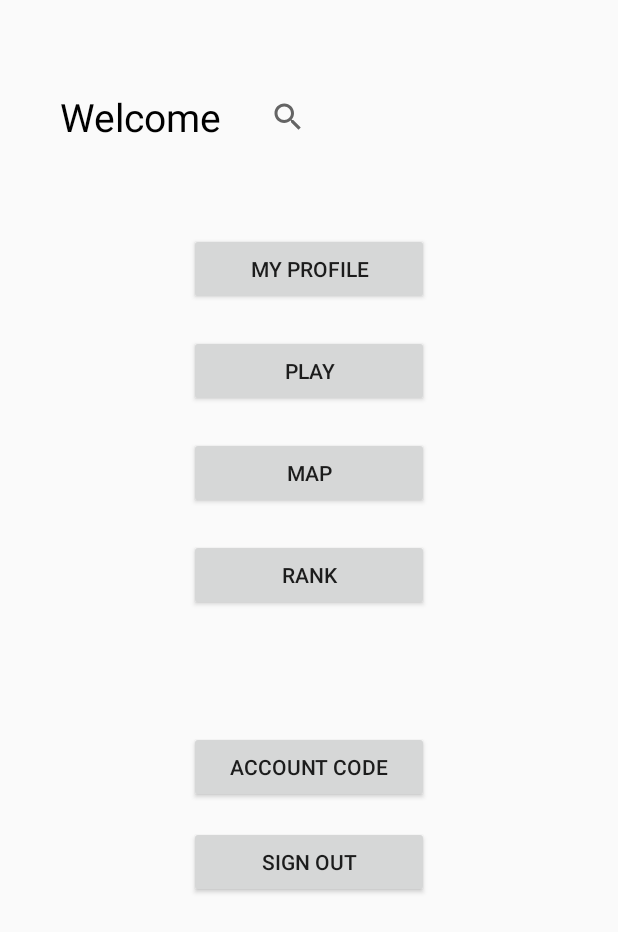
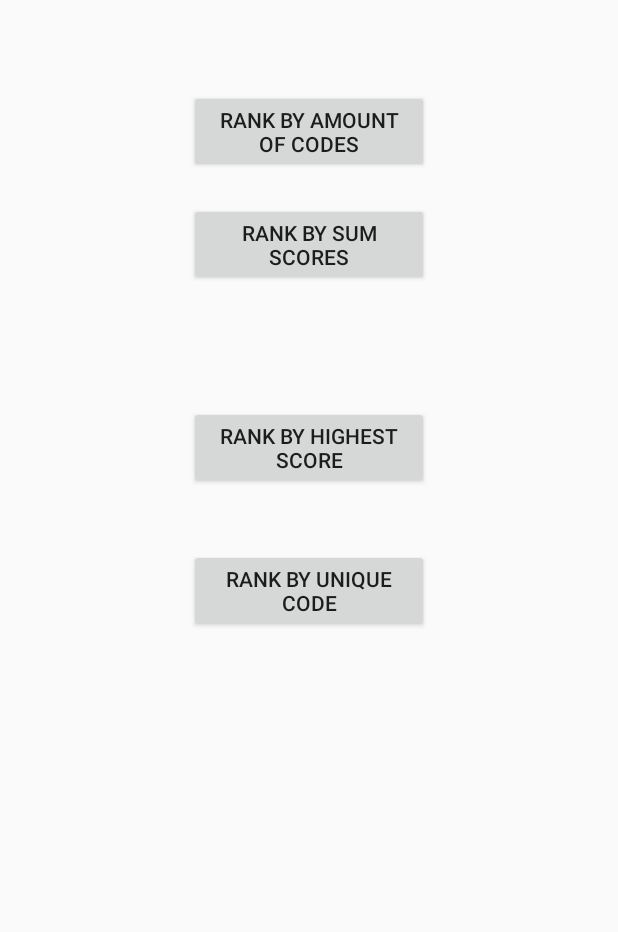
Before and after one commit to HuangeCui/QR, an Android app: the screen it shows after launch (MainActivity before the commit, RankActivity after it), after a tap on "RANK", on a phone screen of 412 x 824 dp. Shown: the top 932 px of the screen. Run offline under Robolectric (Android 15) with nearby library versions, the phone set to English and light mode, and no system bars; our stand-ins replace Firebase (no records; nobody signed in at launch, a user with empty details on screens opened directly); libraries missing offline, so code that uses them is left out: com.google.zxing.integration.

Commit message:
Add rank part

```diff
--- a/QRHunterScan/app/build.gradle
+++ b/QRHunterScan/app/build.gradle
@@ -1,5 +1,7 @@
 plugins {
     id 'com.android.application'
+    id 'com.google.gms.google-services'
+
 }
 
 android {
@@ -32,9 +34,10 @@ dependencies {
     implementation 'androidx.appcompat:appcompat:1.4.1'
     implementation 'com.google.android.material:material:1.5.0'
     implementation 'androidx.constraintlayout:constraintlayout:2.1.3'
+    implementation 'com.google.firebase:firebase-firestore:24.0.1'
     testImplementation 'junit:junit:4.+'
     androidTestImplementation 'androidx.test.ext:junit:1.1.3'
     androidTestImplementation 'androidx.test.espresso:espresso-core:3.4.0'
-
+    implementation 'com.android.support:multidex:1.0.3'
     implementation 'com.journeyapps:zxing-android-embedded:3.4.0'
 }
--- a/QRHunterScan/app/src/main/java/com/example/qrhunter/MainActivity.java
+++ b/QRHunterScan/app/src/main/java/com/example/qrhunter/MainActivity.java
@@ -27,10 +27,19 @@ public class MainActivity extends AppCompatActivity implements View.OnClickListe
         btnTmp.setOnClickListener(this);
         btnTmp = findViewById(R.id.btnMap);
         btnTmp.setOnClickListener(this);
-        btnTmp = findViewById(R.id.btnRank);
-        btnTmp.setOnClickListener(this);
         btnTmp = findViewById(R.id.btnProfile);
         btnTmp.setOnClickListener(this);
+
+        Button rank= findViewById(R.id.btnRank);
+        rank.setOnClickListener(new View.OnClickListener() {
+            @Override
+            public void onClick(View view) {
+                Intent rankActivity = new Intent(MainActivity.this, RankActivity.class);
+                startActivity(rankActivity);
+            }
+        });
+
+
     }
 
     @Override
@@ -43,6 +52,7 @@ public class MainActivity extends AppCompatActivity implements View.OnClickListe
                 break;
             default:
                 break;
+
         }
     }
 
--- /dev/null
+++ b/QRHunterScan/app/src/main/java/com/example/qrhunter/RankActivity.java
@@ -0,0 +1,124 @@
+package com.example.qrhunter;
+
+import androidx.annotation.Nullable;
+import androidx.appcompat.app.AppCompatActivity;
+
+import android.content.Intent;
+import android.os.Bundle;
+import android.util.Log;
+import android.view.View;
+import android.widget.Button;
+
+import com.google.firebase.firestore.CollectionReference;
+import com.google.firebase.firestore.EventListener;
+import com.google.firebase.firestore.FirebaseFirestore;
+import com.google.firebase.firestore.FirebaseFirestoreException;
+import com.google.firebase.firestore.QueryDocumentSnapshot;
+import com.google.firebase.firestore.QuerySnapshot;
+
+import java.util.ArrayList;
+
+public class RankActivity extends AppCompatActivity {
+    Button amount,highest,sum,unique;
+    Intent intent01,intent02,intent03,intent04;
+    private ArrayList<User> userDataList;
+   // FirebaseFirestore db;
+
+    @Override
+    protected void onCreate(Bundle savedInstanceState) {
+        super.onCreate(savedInstanceState);
+        setContentView(R.layout.activity_rank);
+
+        userDataList = new ArrayList<>();
+        //initData();
+
+
+
+
+        amount = findViewById(R.id.amount_rank_button);
+        amount.setOnClickListener(new View.OnClickListener() {
+            @Override
+            public void onClick(View view) {
+                intent01 = new Intent(RankActivity.this, RankAmount.class);
+                //final Bundle bundle = new Bundle();
+                //bundle.putSerializable("userDataList",userDataList);
+                //intent01.putExtras(bundle);
+                startActivity(intent01);
+
+            }
+        });
+
+        highest = findViewById(R.id.highest_rank_button);
+        highest.setOnClickListener(new View.OnClickListener() {
+            @Override
+            public void onClick(View view) {
+                intent02 = new Intent(RankActivity.this, RankHighest.class);
+                //final Bundle bundle = new Bundle();
+                //bundle.putSerializable("userDataList",userDataList);
+                //intent02.putExtras(bundle);
+                startActivity(intent02);
+            }
+        });
+
+
+        sum = findViewById(R.id.sum_rank_button);
+        sum.setOnClickListener(new View.OnClickListener() {
+            @Override
+            public void onClick(View view) {
+                intent03 = new Intent(RankActivity.this, RankSum.class);
+                //final Bundle bundle = new Bundle();
+               // bundle.putSerializable("userDataList",userDataList);
+                //intent03.putExtras(bundle);
+                startActivity(intent03);
+            }
+        });
+
+        unique = findViewById(R.id.unique_rank_button);
+        unique.setOnClickListener(new View.OnClickListener() {
+            @Override
+            public void onClick(View view) {
+                intent04 = new Intent(RankActivity.this, RankUnique.class);
+                //final Bundle bundle = new Bundle();
+               // bundle.putSerializable("userDataList",userDataList);
+                //intent04.putExtras(bundle);
+                startActivity(intent04);
+            }
+        });
+
+
+    }
+
+
+    /**public void initData() {
+        db = FirebaseFirestore.getInstance();
+        final CollectionReference collectionReference = db.collection("UserList");
+        collectionReference.addSnapshotListener(new EventListener<QuerySnapshot>() {
+            @Override
+            public void onEvent(@Nullable final QuerySnapshot queryDocumentSnapshots, @Nullable
+                    FirebaseFirestoreException error) {
+                userDataList.clear();
+                for (QueryDocumentSnapshot doc : queryDocumentSnapshots) {
+                    final ArrayList<QRCode> codes = new ArrayList<>();
+                    final CollectionReference second = db.collection("UserList").document("" + doc.getId()).collection("QRCode");
+                    second.addSnapshotListener(new EventListener<QuerySnapshot>() {
+                        @Override
+                        public void onEvent(@Nullable final QuerySnapshot queryDocumentSnapshots, @Nullable
+                                FirebaseFirestoreException error) {
+                            for (QueryDocumentSnapshot doc : queryDocumentSnapshots) {
+                                String codeId = doc.getId();
+                                //String score =(String)doc.getData().get("score");
+                                //int codeScore = Integer.parseInt(score);
+                                int codeScore =11;
+                                codes.add(new QRCode(codeId,codeScore));
+                            }
+                        }
+                    });
+                    Log.e("name", doc.getId() );
+                    String city = doc.getId();
+                    String province = (String) doc.getData().get("ID");
+                    userDataList.add(new User(city, province, codes));
+
+                }
+            }
+        });}**/
+}
--- /dev/null
+++ b/QRHunterScan/app/src/main/res/layout/activity_rank.xml
@@ -0,0 +1,43 @@
+<?xml version="1.0" encoding="utf-8"?>
+<LinearLayout
+    xmlns:android="http://schemas.android.com/apk/res/android"
+    xmlns:tools="http://schemas.android.com/tools"
+    android:layout_width="match_parent"
+    android:layout_height="match_parent"
+    android:orientation="vertical"
+    tools:context=".MainActivity">
+    <Button
+        android:id="@+id/amount_rank_button"
+        android:layout_width="160dp"
+        android:layout_height="wrap_content"
+        android:layout_gravity="center"
+        android:layout_marginTop="60dp"
+        android:text="Rank by Amount of Codes" />
+
+
+    <Button
+        android:id="@+id/sum_rank_button"
+        android:layout_width="160dp"
+        android:layout_height="wrap_content"
+        android:layout_gravity="center"
+        android:layout_marginTop="20dp"
+        android:text="Rank by Sum Scores" />
+
+    <Button
+        android:id="@+id/highest_rank_button"
+        android:layout_width="160dp"
+        android:layout_height="wrap_content"
+        android:layout_gravity="center"
+        android:layout_marginTop="80dp"
+        android:text="Rank by Highest Score" />
+
+    <Button
+        android:id="@+id/unique_rank_button"
+        android:layout_width="160dp"
+        android:layout_height="wrap_content"
+        android:layout_gravity="center"
+        android:layout_marginTop="40dp"
+        android:text="Rank by Unique code" />
+
+
+</LinearLayout>
--- a/QRHunterScan/build.gradle
+++ b/QRHunterScan/build.gradle
@@ -6,12 +6,15 @@ buildscript {
     }
     dependencies {
         classpath "com.android.tools.build:gradle:7.0.4"
-
+        classpath 'com.google.gms:google-services:4.3.10'
         // NOTE: Do not place your application dependencies here; they belong
         // in the individual module build.gradle files
     }
 }
 
+
+
+
 task clean(type: Delete) {
     delete rootProject.buildDir
 }
```
Also changed, not shown: QRHunterScan/app/src/main/AndroidManifest.xml (+17 -2 lines), QRHunterScan/app/src/main/java/com/example/qrhunter/CustomList.java (added, +49 -0 lines), QRHunterScan/app/src/main/java/com/example/qrhunter/QRCode.java (added, +50 -0 lines), QRHunterScan/app/src/main/java/com/example/qrhunter/RankAmount.java (added, +120 -0 lines), QRHunterScan/app/src/main/java/com/example/qrhunter/RankHighest.java (added, +14 -0 lines), QRHunterScan/app/src/main/java/com/example/qrhunter/RankSum.java (added, +14 -0 lines), QRHunterScan/app/src/main/java/com/example/qrhunter/RankUnique.java (added, +14 -0 lines), QRHunterScan/app/src/main/java/com/example/qrhunter/User.java (added, +87 -0 lines), QRHunterScan/app/src/main/res/layout/activity_rank_amount.xml (added, +23 -0 lines), QRHunterScan/app/src/main/res/layout/activity_rank_highest.xml (added, +9 -0 lines), QRHunterScan/app/src/main/res/layout/activity_rank_sum.xml (added, +9 -0 lines), QRHunterScan/app/src/main/res/layout/activity_rank_unique.xml (added, +9 -0 lines), QRHunterScan/app/src/main/res/layout/content.xml (added, +28 -0 lines), 1 other file.
